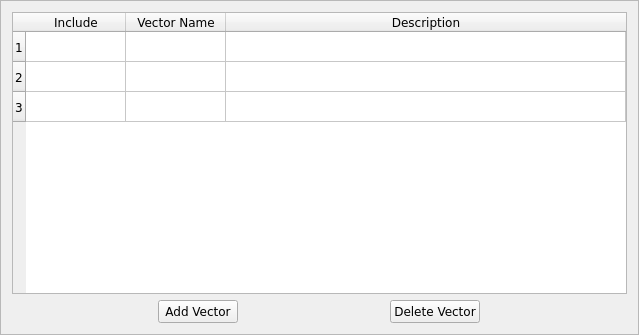
Qt form ui/vector_config.ui (CS4311-spring-2020/pick-tool-team14-keikaku) before a commit.
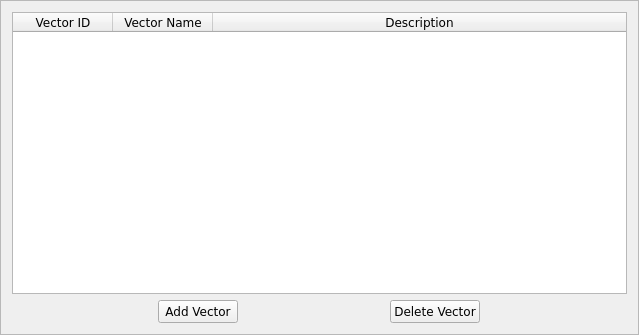
The same form after that commit.

Commit message: Created event and vector classes. Completed vector_config.

```diff
--- a/ui/vector_config.ui
+++ b/ui/vector_config.ui
@@ -50,63 +50,20 @@
      <property name="columnCount">
       <number>3</number>
      </property>
+     <attribute name="horizontalHeaderShowSortIndicator" stdset="0">
+      <bool>true</bool>
+     </attribute>
      <attribute name="horizontalHeaderStretchLastSection">
       <bool>true</bool>
      </attribute>
-     <attribute name="verticalHeaderVisible">
-      <bool>true</bool>
-     </attribute>
-     <attribute name="verticalHeaderCascadingSectionResizes">
-      <bool>false</bool>
-     </attribute>
-     <attribute name="verticalHeaderDefaultSectionSize">
-      <number>30</number>
-     </attribute>
-     <attribute name="verticalHeaderHighlightSections">
-      <bool>false</bool>
-     </attribute>
-     <attribute name="verticalHeaderShowSortIndicator" stdset="0">
-      <bool>false</bool>
-     </attribute>
-     <row>
-      <property name="text">
-       <string>1</string>
-      </property>
-      <property name="font">
-       <font>
-        <family>Verdana</family>
-        <pointsize>9</pointsize>
-       </font>
-      </property>
-     </row>
-     <row>
-      <property name="text">
-       <string>2</string>
-      </property>
-      <property name="font">
-       <font>
-        <family>Verdana</family>
-        <pointsize>9</pointsize>
-       </font>
-      </property>
-     </row>
-     <row>
-      <property name="text">
-       <string>3</string>
-      </property>
-      <property name="font">
-       <font>
-        <family>Verdana</family>
-       </font>
-      </property>
-     </row>
      <column>
       <property name="text">
-       <string>Include</string>
+       <string>Vector ID</string>
       </property>
       <property name="font">
        <font>
         <family>Verdana</family>
+        <pointsize>9</pointsize>
        </font>
       </property>
       <property name="textAlignment">
@@ -120,6 +77,7 @@
       <property name="font">
        <font>
         <family>Verdana</family>
+        <pointsize>9</pointsize>
        </font>
       </property>
       <property name="textAlignment">
@@ -133,41 +91,13 @@
       <property name="font">
        <font>
         <family>Verdana</family>
+        <pointsize>9</pointsize>
        </font>
       </property>
       <property name="textAlignment">
        <set>AlignCenter</set>
       </property>
      </column>
-     <item row="0" column="0">
-      <property name="text">
-       <string/>
-      </property>
-      <property name="textAlignment">
-       <set>AlignCenter</set>
-      </property>
-     </item>
-     <item row="0" column="2">
-      <property name="text">
-       <string/>
-      </property>
-      <property name="textAlignment">
-       <set>AlignCenter</set>
-      </property>
-      <property name="flags">
-       <set>ItemIsSelectable|ItemIsEditable|ItemIsDragEnabled|ItemIsUserCheckable|ItemIsEnabled</set>
-      </property>
-     </item>
-     <item row="1" column="0">
-      <property name="text">
-       <string/>
-      </property>
-     </item>
-     <item row="2" column="0">
-      <property name="text">
-       <string/>
-      </property>
-     </item>
     </widget>
    </item>
    <item>
```
Left out of the diff: 3 changed lines with no effect on the pictures. The commit also changes 4 other files.
